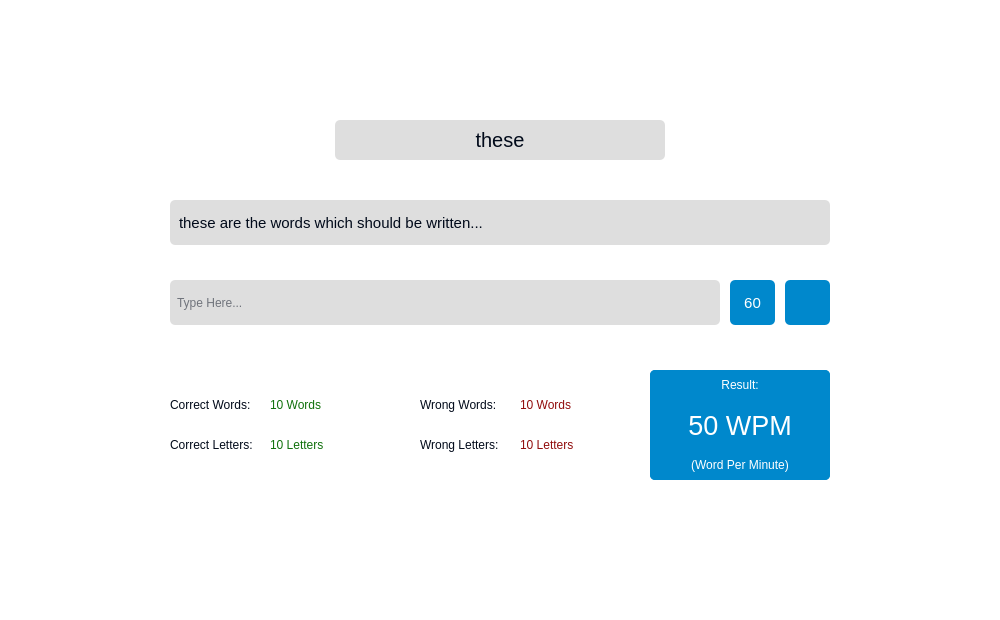
Old version of the form src/ui/mainpage.ui in the repository Matin-Ardestani/Type-online-app.
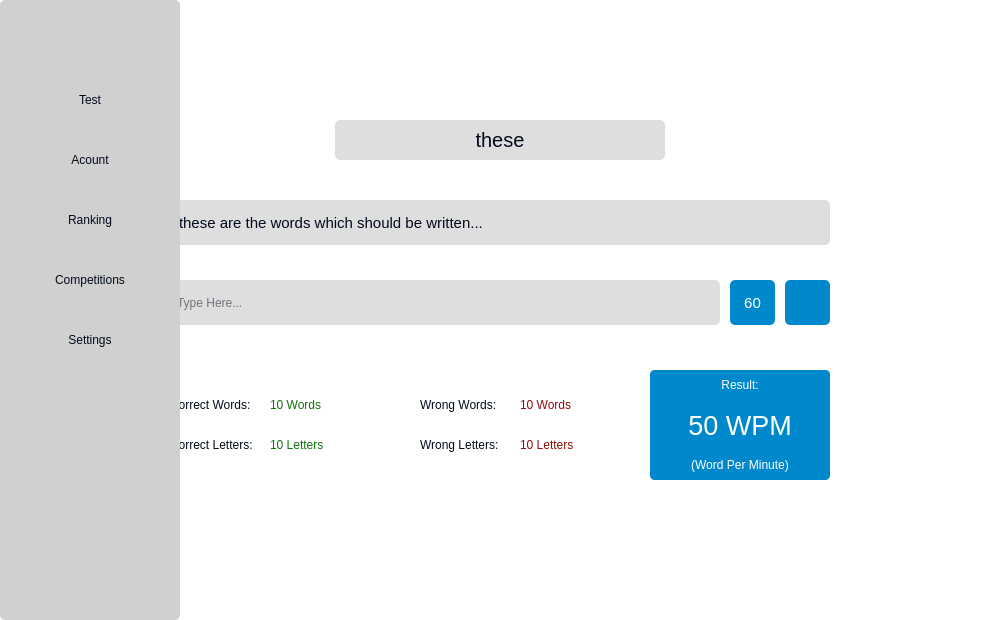
New version of the form. Icons and pictures are not drawn.

Commit message: sidebar & move between pages added

The edit to the form file:
```diff
--- a/src/ui/mainpage.ui
+++ b/src/ui/mainpage.ui
@@ -82,14 +82,14 @@
    <widget class="QFrame" name="sidebar">
     <property name="geometry">
      <rect>
-      <x>-140</x>
+      <x>0</x>
       <y>0</y>
-      <width>140</width>
+      <width>180</width>
       <height>620</height>
      </rect>
     </property>
     <property name="styleSheet">
-     <string notr="true"/>
+     <string notr="true">background-color: rgb(208, 208, 208);</string>
     </property>
     <property name="frameShape">
      <enum>QFrame::StyledPanel</enum>
@@ -97,6 +97,156 @@
     <property name="frameShadow">
      <enum>QFrame::Raised</enum>
     </property>
+    <widget class="QPushButton" name="btn_pageTest">
+     <property name="geometry">
+      <rect>
+       <x>0</x>
+       <y>80</y>
+       <width>180</width>
+       <height>40</height>
+      </rect>
+     </property>
+     <property name="font">
+      <font>
+       <family>Arial</family>
+       <pointsize>9</pointsize>
+      </font>
+     </property>
+     <property name="cursor">
+      <cursorShape>PointingHandCursor</cursorShape>
+     </property>
+     <property name="styleSheet">
+      <string notr="true">QPushButton{
+background: none; color: #010A1A; border-radius: 0px;
+}
+QPushButton:hover{
+background-color: #DEDEDE;border-radius: 0px;
+}</string>
+     </property>
+     <property name="text">
+      <string>Test</string>
+     </property>
+    </widget>
+    <widget class="QPushButton" name="btn_pageAcount">
+     <property name="geometry">
+      <rect>
+       <x>0</x>
+       <y>140</y>
+       <width>180</width>
+       <height>40</height>
+      </rect>
+     </property>
+     <property name="font">
+      <font>
+       <family>Arial</family>
+       <pointsize>9</pointsize>
+      </font>
+     </property>
+     <property name="cursor">
+      <cursorShape>PointingHandCursor</cursorShape>
+     </property>
+     <property name="styleSheet">
+      <string notr="true">QPushButton{
+background: none; color: #010A1A; border-radius: 0px;
+}
+QPushButton:hover{
+background-color: #DEDEDE;border-radius: 0px;
+}</string>
+     </property>
+     <property name="text">
+      <string>Acount</string>
+     </property>
+    </widget>
+    <widget class="QPushButton" name="btn_pageRanking">
+     <property name="geometry">
+      <rect>
+       <x>0</x>
+       <y>200</y>
+       <width>180</width>
+       <height>40</height>
+      </rect>
+     </property>
+     <property name="font">
+      <font>
+       <family>Arial</family>
+       <pointsize>9</pointsize>
+      </font>
+     </property>
+     <property name="cursor">
+      <cursorShape>PointingHandCursor</cursorShape>
+     </property>
+     <property name="styleSheet">
+      <string notr="true">QPushButton{
+background: none; color: #010A1A; border-radius: 0px;
+}
+QPushButton:hover{
+background-color: #DEDEDE;border-radius: 0px;
+}</string>
+     </property>
+     <property name="text">
+      <string>Ranking</string>
+     </property>
+    </widget>
+    <widget class="QPushButton" name="btn_pageCompetitions">
+     <property name="geometry">
+      <rect>
+       <x>0</x>
+       <y>260</y>
+       <width>180</width>
+       <height>40</height>
+      </rect>
+     </property>
+     <property name="font">
+      <font>
+       <family>Arial</family>
+       <pointsize>9</pointsize>
+      </font>
+     </property>
+     <property name="cursor">
+      <cursorShape>PointingHandCursor</cursorShape>
+     </property>
+     <property name="styleSheet">
+      <string notr="true">QPushButton{
+background: none; color: #010A1A; border-radius: 0px;
+}
+QPushButton:hover{
+background-color: #DEDEDE;border-radius: 0px;
+}</string>
+     </property>
+     <property name="text">
+      <string>Competitions</string>
+     </property>
+    </widget>
+    <widget class="QPushButton" name="btn_pageSettings">
+     <property name="geometry">
+      <rect>
+       <x>0</x>
+       <y>320</y>
+       <width>180</width>
+       <height>40</height>
+      </rect>
+     </property>
+     <property name="font">
+      <font>
+       <family>Arial</family>
+       <pointsize>9</pointsize>
+      </font>
+     </property>
+     <property name="cursor">
+      <cursorShape>PointingHandCursor</cursorShape>
+     </property>
+     <property name="styleSheet">
+      <string notr="true">QPushButton{
+background: none; color: #010A1A; border-radius: 0px;
+}
+QPushButton:hover{
+background-color: #DEDEDE;border-radius: 0px;
+}</string>
+     </property>
+     <property name="text">
+      <string>Settings</string>
+     </property>
+    </widget>
    </widget>
    <widget class="QPushButton" name="btn_menu">
     <property name="geometry">
```
Left out of the diff: 2 changed lines with no effect on the pictures. The commit also changes 3 other files.
